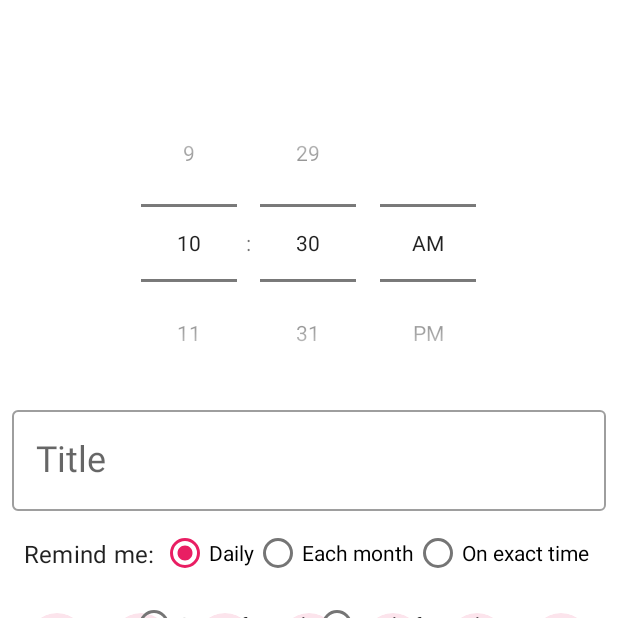
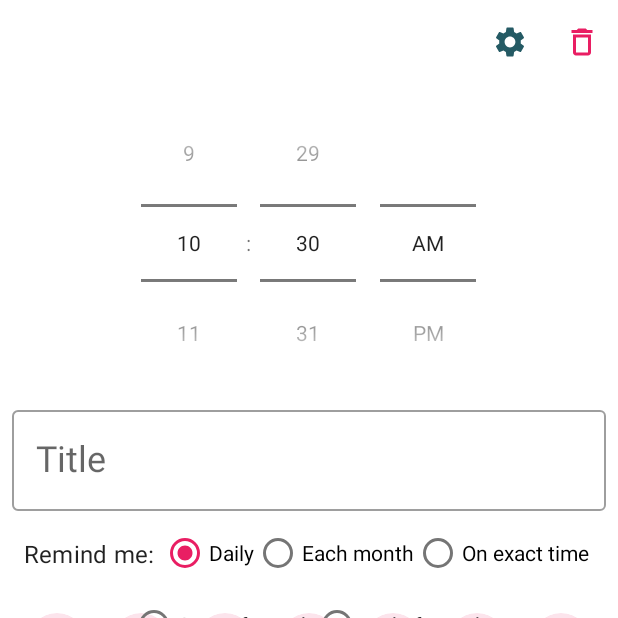
Before and after one commit to iahrari/AndroidSimpleReminder, an Android app: the fragment EditFragment placed in its activity, on a phone screen of 412 x 824 dp, the top half of it. Run offline under Robolectric (Android 15) with nearby library versions, the phone set to English and light mode, and no system bars; our stand-ins replace Dagger/Hilt's generated code, Room's generated code, data binding, navigation-ui; libraries missing offline, so code that uses them is left out: androidx.hilt.lifecycle; 5 statements that could not run were skipped.

Commit message:
Fixed problem with android menu item color and dayNight theme

```diff
--- a/app/src/main/res/drawable/ic_delete.xml
+++ b/app/src/main/res/drawable/ic_delete.xml
@@ -1,4 +1,4 @@
-<vector android:height="24dp" android:tint="#FFFFFF"
+<vector android:height="24dp" android:tint="?attr/colorAccent"
     android:viewportHeight="24" android:viewportWidth="24"
     android:width="24dp" xmlns:android="http://schemas.android.com/apk/res/android">
     <path android:fillColor="#fff" android:pathData="M6,19c0,1.1 0.9,2 2,2h8c1.1,0 2,-0.9 2,-2L18,7L6,7v12zM8,9h8v10L8,19L8,9zM15.5,4l-1,-1h-5l-1,1L5,4v2h14L19,4z"/>
--- a/app/src/main/res/drawable/ic_settings.xml
+++ b/app/src/main/res/drawable/ic_settings.xml
@@ -1,5 +1,5 @@
 <vector xmlns:tools="http://schemas.android.com/tools"
-    android:height="24dp" android:tint="#FFFFFF"
+    android:height="24dp" android:tint="?attr/colorPrimary"
     android:viewportHeight="24" android:viewportWidth="24"
     android:width="24dp" xmlns:android="http://schemas.android.com/apk/res/android">
     <path android:fillColor="@color/colorPrimary" android:pathData="M19.14,12.94c0.04,-0.3 0.06,-0.61 0.06,-0.94c0,-0.32 -0.02,-0.64 -0.07,-0.94l2.03,-1.58c0.18,-0.14 0.23,-0.41 0.12,-0.61l-1.92,-3.32c-0.12,-0.22 -0.37,-0.29 -0.59,-0.22l-2.39,0.96c-0.5,-0.38 -1.03,-0.7 -1.62,-0.94L14.4,2.81c-0.04,-0.24 -0.24,-0.41 -0.48,-0.41h-3.84c-0.24,0 -0.43,0.17 -0.47,0.41L9.25,5.35C8.66,5.59 8.12,5.92 7.63,6.29L5.24,5.33c-0.22,-0.08 -0.47,0 -0.59,0.22L2.74,8.87C2.62,9.08 2.66,9.34 2.86,9.48l2.03,1.58C4.84,11.36 4.8,11.69 4.8,12s0.02,0.64 0.07,0.94l-2.03,1.58c-0.18,0.14 -0.23,0.41 -0.12,0.61l1.92,3.32c0.12,0.22 0.37,0.29 0.59,0.22l2.39,-0.96c0.5,0.38 1.03,0.7 1.62,0.94l0.36,2.54c0.05,0.24 0.24,0.41 0.48,0.41h3.84c0.24,0 0.44,-0.17 0.47,-0.41l0.36,-2.54c0.59,-0.24 1.13,-0.56 1.62,-0.94l2.39,0.96c0.22,0.08 0.47,0 0.59,-0.22l1.92,-3.32c0.12,-0.22 0.07,-0.47 -0.12,-0.61L19.14,12.94zM12,15.6c-1.98,0 -3.6,-1.62 -3.6,-3.6s1.62,-3.6 3.6,-3.6s3.6,1.62 3.6,3.6S13.98,15.6 12,15.6z"
--- a/app/src/main/res/layout/activity_main.xml
+++ b/app/src/main/res/layout/activity_main.xml
@@ -18,7 +18,6 @@
 
             <com.google.android.material.appbar.MaterialToolbar
                 android:id="@+id/toolbar"
-                style="@style/Toolbar"
                 android:layout_width="match_parent"
                 android:layout_height="?attr/actionBarSize"
                 android:background="@color/colorPrimaryBackground">
--- a/app/src/main/res/values/styles.xml
+++ b/app/src/main/res/values/styles.xml
@@ -7,10 +7,4 @@
         <item name="colorAccent">@color/colorAccent</item>
         <item name="android:navigationBarColor">@color/colorPrimaryBackground</item>
     </style>
-
-    <style name="Toolbar" parent="Widget.MaterialComponents.Toolbar">
-        <item name="android:textColorPrimary">@color/colorPrimary</item>
-        <item name="colorOnPrimary">@color/colorPrimary</item>
-    </style>
-
 </resources>
```
